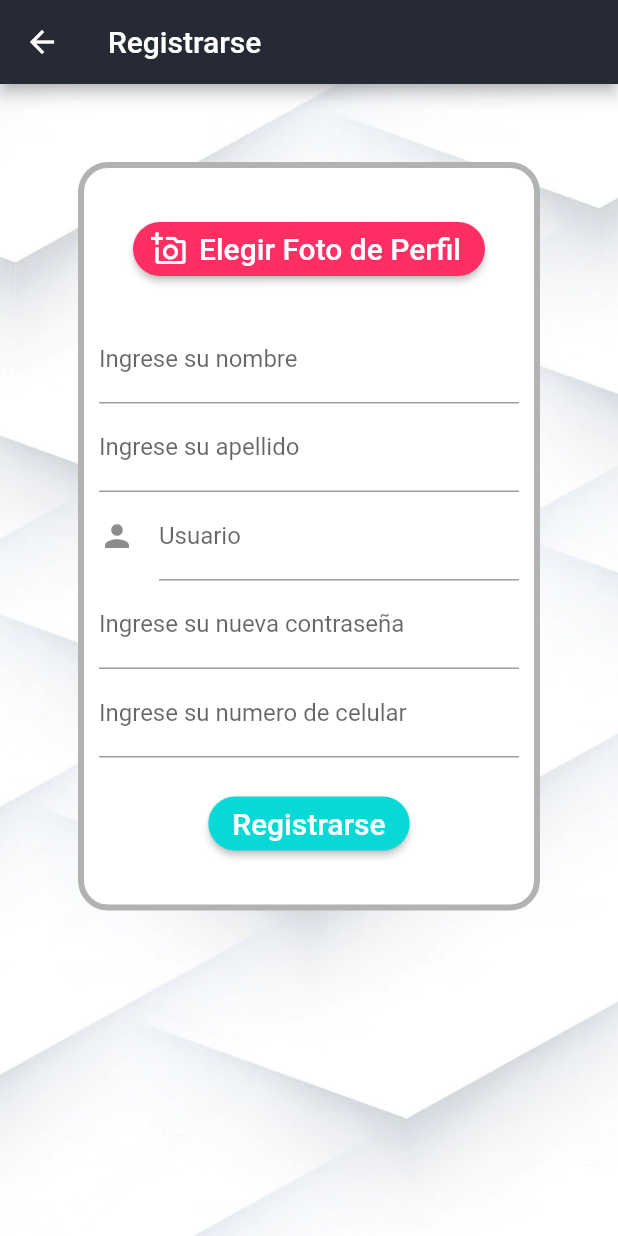
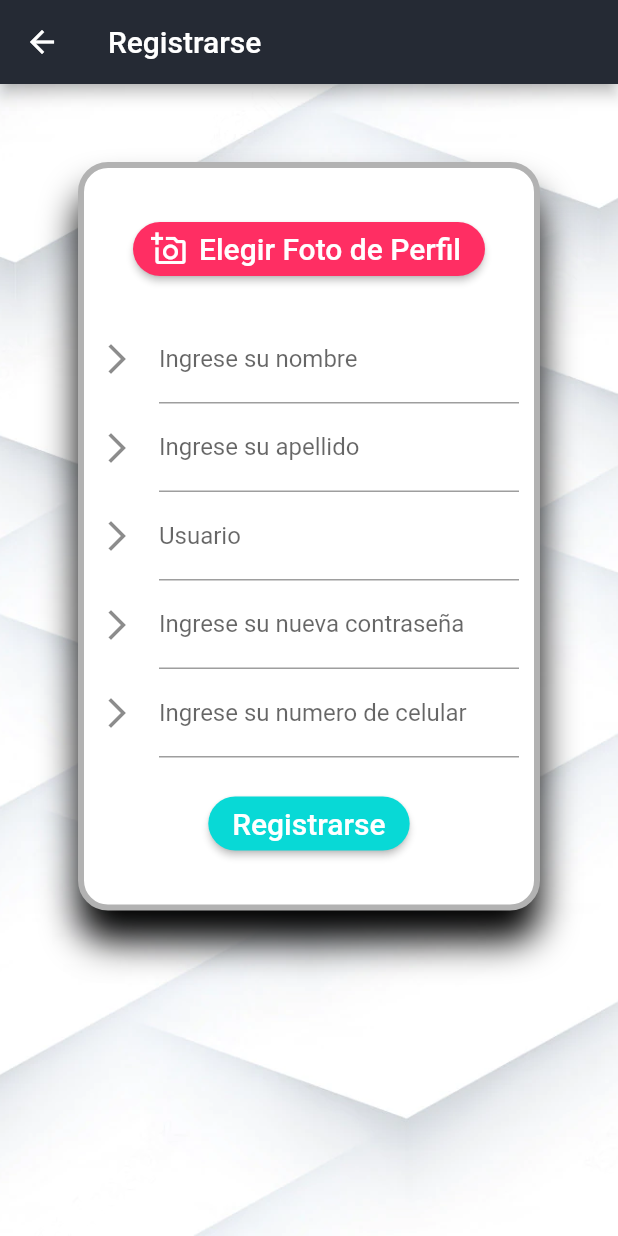
Before and after one commit to nini1304/stranger_accounts, a Flutter app: the RegisterPage screen opened by its route, on a phone screen of 412 x 824 dp. Run offline on Flutter 3.47's test engine with Material 2 defaults, Android fonts, the light colour scheme and no system bars; our stand-ins replace equatable, flutter_bloc, flutter_secure_storage, get, image_picker; accounts and stored records are empty.

Commit message:
agregando mas detalles a login register y restore password

```diff
--- a/lib/service/LoginService.dart
+++ b/lib/service/LoginService.dart
@@ -7,7 +7,7 @@ import '../dto/ResponseDto.dart';
 class LoginService {
   //el mirko me va a explicar
 
-  static const String backendUrlBase = "http://192.168.31.149:25060";
+  static const String backendUrlBase = "http://192.168.1.202:25060";
   //Creamos el future para que nos devuelva un LoginResponseDto
   static Future<LoginResponseDto> login(
       String username, String password) async {
--- a/lib/service/RegisterService.dart
+++ b/lib/service/RegisterService.dart
@@ -5,7 +5,7 @@ import '../dto/ResponseDto.dart';
 import '../service/service.dart' as service;
 
 class RegisterService {
-  static const String backendUrlBase = "http://192.168.31.149:25060";
+  static const String backendUrlBase = "http://192.168.1.202:25060";
   static Future<ResponseDto> register(String picture, String name,
       String lastname, String username, String password, String phone) async {
     ResponseDto result;
--- a/lib/service/RestorePassService.dart
+++ b/lib/service/RestorePassService.dart
@@ -5,7 +5,7 @@ import 'package:http/http.dart' as http;
 import '../service/service.dart' as service;
 
 class RestorePassService {
-  static const String backendUrlBase = "http://192.168.31.149:25060";
+  static const String backendUrlBase = "http://192.168.1.202:25060";
   static Future<ResponseDto> restorepass(String password) async {
     ResponseDto result;
     var uri = Uri.parse("$backendUrlBase/api/v1/userapi/restorepass");
--- a/lib/service/VerifyCodeService.dart
+++ b/lib/service/VerifyCodeService.dart
@@ -4,7 +4,7 @@ import '../dto/ResponseDto.dart';
 import '../service/service.dart' as service;
 
 class VerifyCodeService {
-  static const String backendUrlBase = "http://192.168.31.149:25060";
+  static const String backendUrlBase = "http://192.168.1.202:25060";
   static Future<ResponseDto> verifyc(String codee) async {
     ResponseDto result;
 
--- a/lib/service/VerifyUserService.dart
+++ b/lib/service/VerifyUserService.dart
@@ -3,7 +3,7 @@ import 'package:http/http.dart' as http;
 import '../dto/ResponseDto.dart';
 
 class VerifyUserService {
-  static const String backendUrlBase = "http://192.168.31.149:25060";
+  static const String backendUrlBase = "http://192.168.1.202:25060";
   static Future<ResponseDto> verify(String username) async {
     ResponseDto result;
     var uri = Uri.parse("$backendUrlBase/api/v1/userapi/verify");
--- a/lib/service/gaming_service.dart
+++ b/lib/service/gaming_service.dart
@@ -3,7 +3,7 @@ import '../dto/GamingDto.dart';
 import 'package:http/http.dart' as http;
 
 class GamingService {
-  static const String backendUrlBase = "http://192.168.31.149:25060";
+  static const String backendUrlBase = "http://192.168.1.202:25060";
   Future<List<GamingDto>> getGamingList(String token) async {
     List<GamingDto> result;
     var uri = Uri.parse("$backendUrlBase/api/v1/gaming/");
--- a/lib/service/item_service.dart
+++ b/lib/service/item_service.dart
@@ -3,7 +3,7 @@ import 'package:http/http.dart' as http;
 import '../dto/ItemDto.dart';
 
 class ItemService {
-  static const String backendUrlBase = "http://192.168.0.145:25060";
+  static const String backendUrlBase = "http://192.168.1.202:25060";
   Future<List<ItemDto>> getItemList(String token) async {
     List<ItemDto> result;
     var uri = Uri.parse("$backendUrlBase/api/v1/item/");
--- a/lib/service/music_service.dart
+++ b/lib/service/music_service.dart
@@ -3,7 +3,7 @@ import 'package:http/http.dart' as http;
 import '../dto/MusicDto.dart';
 
 class MusicService {
-  static const String backendUrlBase = "http://192.168.31.149:25060";
+  static const String backendUrlBase = "http://192.168.1.202:25060";
   Future<List<MusicDto>> getMusicList(String token) async {
     List<MusicDto> result;
     var uri = Uri.parse("$backendUrlBase/api/v1/music/");
--- a/lib/service/plans_service.dart
+++ b/lib/service/plans_service.dart
@@ -7,7 +7,7 @@ import 'package:stranger_accounts/ui/widget/getId.dart';
 class PlansService {
   Controller controller = Get.put(Controller());
 
-  static const String backendUrlBase = "http://192.168.31.149:25060";
+  static const String backendUrlBase = "http://192.168.1.202:25060";
 
   Future<List<PlansDto>> getPlanList() async {
     List<PlansDto> result;
--- a/lib/service/service.dart
+++ b/lib/service/service.dart
@@ -11,4 +11,4 @@ export 'package:stranger_accounts/service/user_service.dart';
 export 'package:stranger_accounts/service/VerifyCodeService.dart';
 export 'package:stranger_accounts/service/VerifyUserService.dart';
 
-String backendURL = "http://192.168.31.149:25060";
+String backendURL = "192.168.1.202:25060";
--- a/lib/service/streaming_service.dart
+++ b/lib/service/streaming_service.dart
@@ -4,7 +4,7 @@ import '../dto/StreamingDto.dart';
 import 'package:http/http.dart' as http;
 
 class StreamingService {
-  static const String backendUrlBase = "http://192.168.31.149:25060";
+  static const String backendUrlBase = "http://192.168.1.202:25060";
   Future<List<StreamingDto>> getStreamingList(String token) async {
     List<StreamingDto> result;
     var uri = Uri.parse("$backendUrlBase/api/v1/streaming/");
--- a/lib/service/user_service.dart
+++ b/lib/service/user_service.dart
@@ -5,7 +5,7 @@ import '../dto/ResponseDto.dart';
 import '../dto/user_info_dato.dart';
 
 class UserService {
-  static const String backendUrlBase = "http://192.168.31.149:25060";
+  static const String backendUrlBase = "http://192.168.1.202:25060";
   Future<UserInfoDto> getUserInfo(String token) async {
     UserInfoDto result;
     var uri = Uri.parse("$backendUrlBase/api/v1/reapi/");
--- a/lib/ui/RegisterPage.dart
+++ b/lib/ui/RegisterPage.dart
@@ -91,12 +91,20 @@ class _RegisterPageState extends State<RegisterPage> {
             margin: const EdgeInsets.all(20),
             padding: const EdgeInsets.all(10),
             decoration: BoxDecoration(
-                color: Colors.white,
-                border: Border.all(
-                  color: Color(0xffB2B2B2),
-                  width: 4,
+              color: Colors.white,
+              border: Border.all(
+                color: Color(0xffB2B2B2),
+                width: 4,
+              ),
+              borderRadius: BorderRadius.circular(20),
+              boxShadow: [
+                BoxShadow(
+                  color: Colors.black,
+                  offset: new Offset(0.0, 20.0),
+                  blurRadius: 20.0,
                 ),
-                borderRadius: BorderRadius.circular(20)),
+              ],
+            ),
             child: Form(
               key: _formKey,
               child: Column(
@@ -129,6 +137,7 @@ class _RegisterPageState extends State<RegisterPage> {
                   TextFormField(
                     decoration: const InputDecoration(
                       labelText: 'Ingrese su nombre',
+                      icon: Icon(Icons.arrow_forward_ios_outlined),
                     ),
                     onSaved: (value) {
                       name = value!;
@@ -142,6 +151,7 @@ class _RegisterPageState extends State<RegisterPage> {
                   TextFormField(
                     decoration: const InputDecoration(
                       labelText: 'Ingrese su apellido',
+                      icon: Icon(Icons.arrow_forward_ios_outlined),
                     ),
                     onSaved: (value) {
                       lastname = value!;
@@ -159,7 +169,7 @@ class _RegisterPageState extends State<RegisterPage> {
 
                     decoration: const InputDecoration(
                       labelText: 'Usuario',
-                      icon: Icon(Icons.person),
+                      icon: Icon(Icons.arrow_forward_ios_outlined),
                     ),
                     //validando el textfield
                     onSaved: (value) {
@@ -175,6 +185,7 @@ class _RegisterPageState extends State<RegisterPage> {
                     //decorando el textfield
                     decoration: const InputDecoration(
                       labelText: 'Ingrese su nueva contraseña',
+                      icon: Icon(Icons.arrow_forward_ios_outlined),
                     ),
                     //para que sea de tipo password
                     obscureText: true,
@@ -193,6 +204,7 @@ class _RegisterPageState extends State<RegisterPage> {
                   TextFormField(
                     decoration: const InputDecoration(
                       labelText: 'Ingrese su numero de celular',
+                      icon: Icon(Icons.arrow_forward_ios_outlined),
                     ),
                     onSaved: (value) {
                       phone = value!;
```
Also changed, not shown: lib/ui/LoginPage.dart (+13 -5 lines), lib/ui/RestorePassPage.dart (+16 -7 lines), lib/ui/VerifyCodePage.dart (+16 -7 lines), lib/ui/VerifyUserPage.dart (+14 -5 lines).
